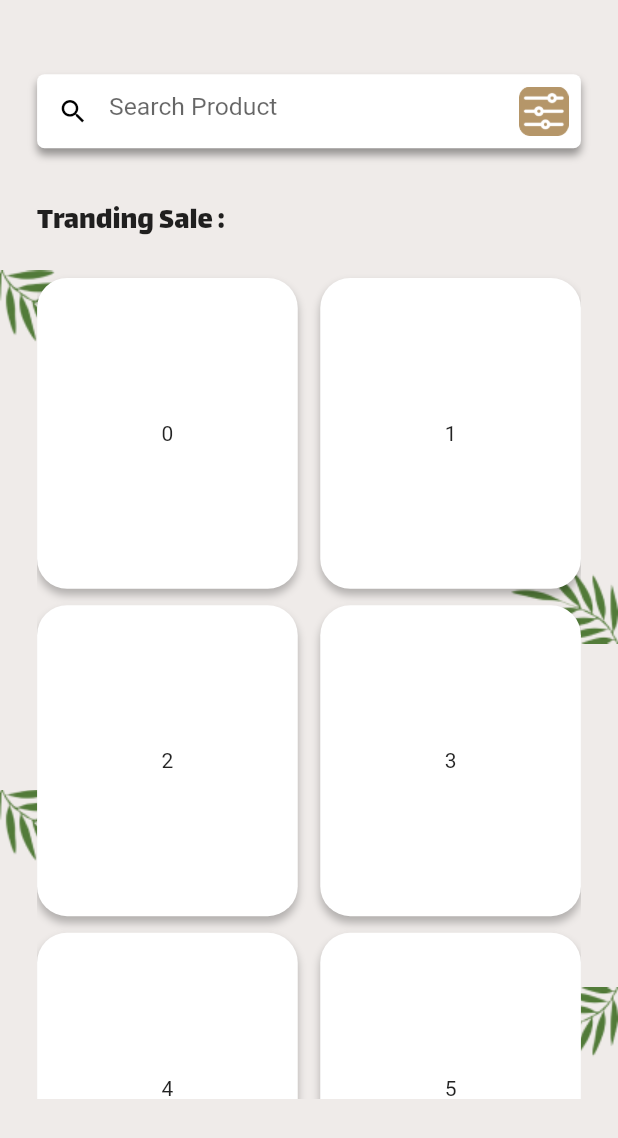
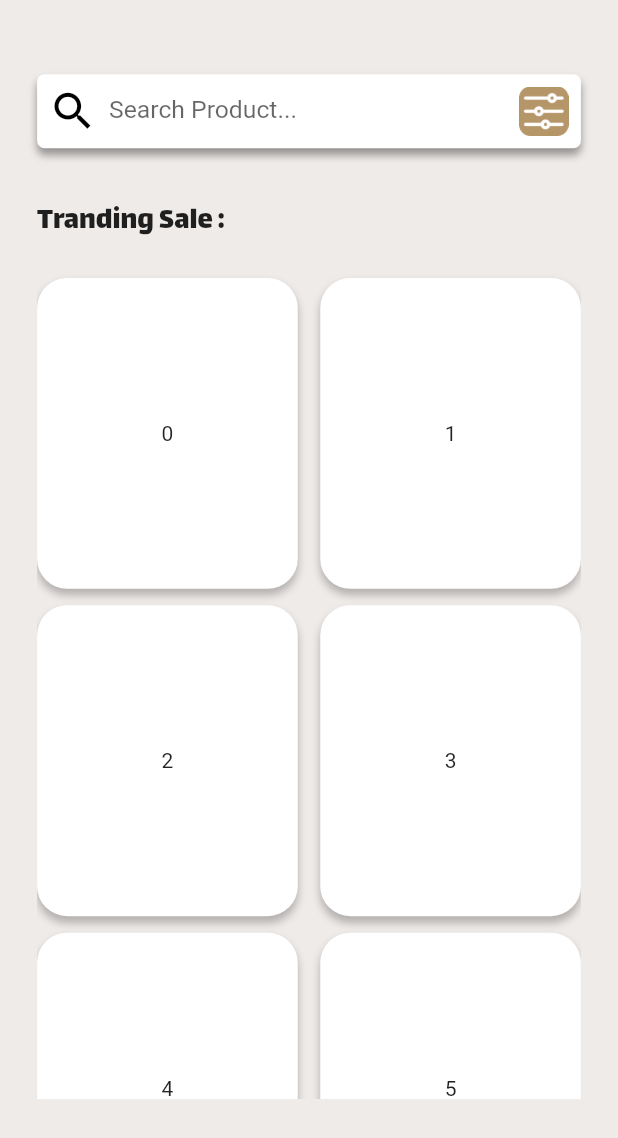
Before and after one commit to MayurDhaduk-2832/market, a Flutter app: the HomeScreen screen opened by its route, after a tap on the "keyboard control" icon, on a phone screen of 412 x 824 dp. Shown: the top 1138 px of the screen. Run offline on Flutter 3.47's test engine with Material 2 defaults, Android fonts, the phone set to English and light mode, and no system bars; our stand-ins replace animated_custom_dropdown, carousel_slider, connectivity_plus, device_preview, dio, fluttertoast and 4 more; accounts and stored records are empty.

Commit message:
- mainer chaegs in ui home page

```diff
--- a/lib/customs/custom_search_textfield.dart
+++ b/lib/customs/custom_search_textfield.dart
@@ -37,18 +37,17 @@ class SearchTextFieldCommonWidget extends StatelessWidget {
         decoration: InputDecoration(border: InputBorder.none,
             hintText: hintText ?? "",
             hintStyle: TextStyle(fontSize: width * 0.04),
-            prefixIcon:  Icon(
+            prefixIcon:   Icon(
               Icons.search,
               color: Colors.black,
-              size: width * 0.05,
+              size: height * 0.04,
             ),
             suffixIcon: Padding(
               padding:  EdgeInsets.symmetric(horizontal: width * 0.02,vertical: height * 0.01),
               child: Image.asset(
                 "assets/filterIcon.png",
-
-              ),)
-
+              ),),
+          contentPadding: EdgeInsets.symmetric(vertical: height * 0.02),
         ),
       ),
     );
--- a/lib/modules/home/view/home_page.dart
+++ b/lib/modules/home/view/home_page.dart
@@ -9,6 +9,7 @@ import 'package:get/get_core/src/get_main.dart';
 import 'package:sellproducts/AllStatic/color.dart';
 import 'package:sellproducts/constant/pref_service.dart';
 import 'package:sellproducts/constants/locals.g.dart';
+import 'package:sellproducts/customs/custom_search_textfield.dart';
 import 'package:sellproducts/modules/business/viewmodel/business_insert_viewmodel.dart';
 import 'package:sellproducts/routes/app_pages.dart';
 
@@ -41,7 +42,7 @@ class _HomeScreenState extends State<HomeScreen> {
     final height = MediaQuery.of(context).size.height;
     final width = MediaQuery.of(context).size.width;
     return Scaffold(
-      backgroundColor: LocalKeyColor.BackgroundColor,
+      backgroundColor: Colors.brown.shade50,
       resizeToAvoidBottomInset: false,
       body: SafeArea(
         child: Container(
@@ -51,7 +52,7 @@ class _HomeScreenState extends State<HomeScreen> {
           child: Padding(
             padding: EdgeInsets.only(
               top: height * 0.02),
-            child: SingleChildScrollView(
+            child: SingleChildScrollView(physics: NeverScrollableScrollPhysics(),
               child: Column(
                 crossAxisAlignment: CrossAxisAlignment.start,
                 children: [
@@ -96,56 +97,17 @@ class _HomeScreenState extends State<HomeScreen> {
                   SizedBox(
                     height: height * 0.04,
                   ),
+                  /// Search textField
                   Padding(
                     padding:  EdgeInsets.only(left:width * 0.06,right: width * 0.06),
-                    child: Container(
-                      alignment: Alignment.center,
-                      height: height * 0.06,
-                      decoration: BoxDecoration(
-                          color: Colors.white,
-                          borderRadius: BorderRadius.circular(5),
-                          boxShadow: const [
-                            BoxShadow(
-                                offset: Offset(0, 4),
-                                color: Colors.black38,
-                                blurRadius: 4)
-                          ]),
-                      child:  TextField(
-                        controller: searchController,
-                        cursorColor: Colors.black,
-                        decoration:  InputDecoration(
-                          hintText: "Search Product",
-                            focusedBorder: const OutlineInputBorder(
-                                borderSide:
-                                    BorderSide(color: Colors.transparent)),
-                            enabledBorder: const OutlineInputBorder(
-                                borderSide:
-                                    BorderSide(color: Colors.transparent)),
-                            prefixIcon: const Icon(
-                              Icons.search,
-                              color: Colors.black,
+                    child: SearchTextFieldCommonWidget(controller: searchController,hintText: "Search Product..."),
                   ),
-                          suffixIcon: Padding(
-                            padding: const EdgeInsets.all(9.0),
-                            child: SizedBox(
-                            height: height * 0.2,
-                            width: width * 0.02,
-                            child: Image.asset(
-                              "assets/filterIcon.png",
-                              fit: BoxFit.fill,
+                  SizedBox(
+                    height: height * 0.02,
                   ),
-                        ),
-                          ),),
-                      ),
-                    ),
-                  ),
-                Stack(children: [
-                  SizedBox(
-                    child: Image.asset(
-                      "assets/leftpan.png",
-                      fit: BoxFit.fill,
-                    ),
-                  ),
+              SizedBox(height: height,
+                child: SingleChildScrollView(
+                  child: Column(crossAxisAlignment: CrossAxisAlignment.start,children: [
                     CarouselSlider(
                       items: imageList
                           .map(
@@ -176,7 +138,6 @@ class _HomeScreenState extends State<HomeScreen> {
                         autoPlayInterval: const Duration(seconds: 2),
                       ),
                     ),
-                ],),
                     Row(
                         mainAxisAlignment: MainAxisAlignment.center,
                         children: imageList.map((e) {
@@ -207,15 +168,9 @@ class _HomeScreenState extends State<HomeScreen> {
                                 fontWeight: FontWeight.w400),
                           ),
                         ),
-                      Stack(
-                        children: [
-                          SizedBox(
-                            child: Image.asset(
-                              "assets/rghitpan.png",
-                              fit: BoxFit.fill,
-                            ),
-                          ),
-                          IconButton(
+                        Padding(
+                          padding:  EdgeInsets.only(right: width * 0.06),
+                          child: IconButton(
                             onPressed: () {
                               Get.toNamed(Routes.MORE_PRODUCT_VIEW);
                             },
@@ -225,7 +180,6 @@ class _HomeScreenState extends State<HomeScreen> {
                               size: width * 0.07,
                             ),
                           ),
-                        ],
                         )
                       ],
                     ),
@@ -235,29 +189,29 @@ class _HomeScreenState extends State<HomeScreen> {
                     Padding(
                       padding:  EdgeInsets.only(left:width * 0.06,right: width * 0.06),
                       child: SizedBox(
-                      height: height * 0.190,
+                        height: height * 0.163,
                         width: double.infinity,
-                      child: ListView.builder(
+                        child: ListView.builder(physics: NeverScrollableScrollPhysics(),
                           scrollDirection: Axis.horizontal,
-                        itemCount: imageList.length,
+                          itemCount: imageList.length-1,
                           itemBuilder: (context, index) {
                             return GestureDetector(
                               onTap: () {
                                 Get.toNamed(Routes.PRODUCT_VIEW);
                               },
                               child: Container(
-                              height: height * 0.160,
-                              width: width * 0.350,
-                              margin: EdgeInsets.symmetric(horizontal: 5,vertical: 5),
+                                height: height * 0.100,
+                                width: width * 0.275,
+                                margin: const EdgeInsets.symmetric(horizontal: 3,vertical: 5),
                                 decoration: BoxDecoration(
-                                image: DecorationImage(image: AssetImage(imageList[index])),
+                                  image: DecorationImage(fit: BoxFit.fill,image: AssetImage(imageList[index])),
                                   color: Colors.white,
                                   borderRadius: BorderRadius.circular(10),
                                   boxShadow:  [
                                     BoxShadow(
                                         spreadRadius: 0,
                                         // blurStyle: BlurStyle.outer,
-                                      offset: Offset(0, 4),
+                                        offset: const Offset(0, 4),
                                         color: Colors.black.withOpacity(0.25),
                                         blurRadius: 4)
                                   ],
@@ -284,38 +238,15 @@ class _HomeScreenState extends State<HomeScreen> {
                     SizedBox(
                       height: height * 0.02,
                     ),
-                  Stack(
-                    children: [
-                      Image.asset(
-                        "assets/left2.png",
-                        fit: BoxFit.fill,
-                      ),
-                      Align(alignment: Alignment.bottomRight,
-                        child: Padding(
-                          padding:  EdgeInsets.only(top: height * 0.280),
-                          child: Image.asset(
-                            "assets/right2.png",
-                            fit: BoxFit.fill,
-                          ),
-                        ),
-                      ),
-
                     Padding(
-                        padding:  EdgeInsets.only(left:width * 0.06,right: width * 0.06),
+                      padding: EdgeInsets.only(left:width * 0.06,right: width * 0.06),
                       child: SizedBox(
-                          height: height * 0.900,
+                        height: height * 0.500,
                         width: double.infinity,
-                          // child: ListView.builder(
-                          //   scrollDirection: Axis.horizontal,
-                          //   itemCount: imageList.length,
-                          //   itemBuilder: (context, index) {
-                          //     return
-                          //   },
-                          // ),
                         child: GridView.builder(
                           physics: NeverScrollableScrollPhysics(),
                           itemCount: imageList.length,
-                            gridDelegate: SliverGridDelegateWithFixedCrossAxisCount(crossAxisCount:2,mainAxisSpacing: 15,crossAxisSpacing: 5,childAspectRatio: 0.7), itemBuilder: (context, index) {
+                          gridDelegate: SliverGridDelegateWithFixedCrossAxisCount(crossAxisCount:2,mainAxisSpacing: 15,crossAxisSpacing: 5,childAspectRatio: 0.9), itemBuilder: (context, index) {
                           return GestureDetector(onTap: () {
                             Get.toNamed(Routes.PRODUCT_VIEW);
                           },
@@ -341,11 +272,127 @@ class _HomeScreenState extends State<HomeScreen> {
                       ),
                     ),
 
+                    /// regular sale
+                    // trading sale image list
+                    Row(
+                      mainAxisAlignment: MainAxisAlignment.spaceBetween,
+                      children: [
+                        Padding(
+                          padding:  EdgeInsets.only(left:width * 0.06,right: width * 0.06),
+                          child: Text(
+                            LocaleKeys.RegularSale,
+                            style: TextStyle(
+                                fontSize: width * 0.05,
+                                fontFamily: "Lalezar",
+                                fontWeight: FontWeight.w400),
+                          ),
+                        ),
+                        Padding(
+                          padding:  EdgeInsets.only(right: width * 0.06),
+                          child: IconButton(
+                            onPressed: () {
+                              Get.toNamed(Routes.MORE_PRODUCT_VIEW);
+                            },
+                            icon: Icon(
+                              Icons.more_horiz_rounded,
+                              color: Colors.black,
+                              size: width * 0.07,
+                            ),
+                          ),
+                        )
                       ],
                     ),
                     SizedBox(
-                    height: height * 0.08,
+                      height: height * 0.02,
                     ),
+                    Padding(
+                      padding:  EdgeInsets.only(left:width * 0.06,right: width * 0.06),
+                      child: SizedBox(
+                        height: height * 0.163,
+                        width: double.infinity,
+                        child: ListView.builder(physics: NeverScrollableScrollPhysics(),
+                          scrollDirection: Axis.horizontal,
+                          itemCount: imageList.length-1,
+                          itemBuilder: (context, index) {
+                            return GestureDetector(
+                              onTap: () {
+                                Get.toNamed(Routes.PRODUCT_VIEW);
+                              },
+                              child: Container(
+                                height: height * 0.100,
+                                width: width * 0.275,
+                                margin: const EdgeInsets.symmetric(horizontal: 3,vertical: 5),
+                                decoration: BoxDecoration(
+                                  image: DecorationImage(fit: BoxFit.fill,image: AssetImage(imageList[index])),
+                                  color: Colors.white,
+                                  borderRadius: BorderRadius.circular(10),
+                                  boxShadow:  [
+                                    BoxShadow(
+                                        spreadRadius: 0,
+                                        // blurStyle: BlurStyle.outer,
+                                        offset: const Offset(0, 4),
+                                        color: Colors.black.withOpacity(0.25),
+                                        blurRadius: 4)
+                                  ],
+                                ),
+                              ),
+                            );
+                          },
+                        ),
+                      ),
+                    ),
+                    SizedBox(
+                      height: height * 0.04,
+                    ),
+                    Padding(
+                      padding:  EdgeInsets.only(left:width * 0.06,right: width * 0.06),
+                      child: Text(
+                        LocaleKeys.RegularSale,
+                        style: TextStyle(
+                            fontSize: width * 0.05,
+                            fontFamily: "Lalezar",
+                            fontWeight: FontWeight.w400),
+                      ),
+                    ),
+                    SizedBox(
+                      height: height * 0.02,
+                    ),
+                    Padding(
+                      padding: EdgeInsets.only(left:width * 0.06,right: width * 0.06),
+                      child: SizedBox(
+                        height: height * 0.900,
+                        width: double.infinity,
+                        child: GridView.builder(
+                          physics: NeverScrollableScrollPhysics(),
+                          itemCount: imageList.length,
+                          gridDelegate: SliverGridDelegateWithFixedCrossAxisCount(crossAxisCount:2,mainAxisSpacing: 15,crossAxisSpacing: 5,childAspectRatio: 0.9), itemBuilder: (context, index) {
+                          return GestureDetector(onTap: () {
+                            Get.toNamed(Routes.PRODUCT_VIEW);
+                          },
+                            child: Container(
+                              width: width * 0.450,
+                              // margin: EdgeInsets.symmetric(horizontal: 5,vertical: 20),
+                              decoration: BoxDecoration(
+                                image: DecorationImage(image: AssetImage(imageList[index])),
+                                color: Colors.white,
+                                borderRadius: BorderRadius.circular(10),
+                                boxShadow:  [
+                                  BoxShadow(
+                                      spreadRadius: 0,
+                                      // blurStyle: BlurStyle.outer,
+                                      offset: Offset(0, 4),
+                                      color: Colors.black.withOpacity(0.25),
+                                      blurRadius: 4)
+                                ],
+                              ),
+                            ),
+                          );
+                        },),
+                      ),
+                    ),
+                  ],),
+                ),
+              )
                 ],
               ),
             ),
--- a/lib/modules/more_product/view/more_products_page.dart
+++ b/lib/modules/more_product/view/more_products_page.dart
@@ -37,7 +37,7 @@ class _MoreProductsScreenState extends State<MoreProductsScreen> {
     final height = MediaQuery.of(context).size.height;
     final width = MediaQuery.of(context).size.width;
     return Scaffold(
-      backgroundColor:   Colors.brown.shade50,
+      backgroundColor:Colors.brown.shade50,
       resizeToAvoidBottomInset: false,
       body: SafeArea(
         child: Container(
@@ -46,6 +46,7 @@ class _MoreProductsScreenState extends State<MoreProductsScreen> {
           color:   Colors.brown.shade50,
           child: Padding(
             padding: EdgeInsets.only(top: height * 0.02),
+            child: SingleChildScrollView(physics: NeverScrollableScrollPhysics(),
               child: Column(
                 crossAxisAlignment: CrossAxisAlignment.start,
                 children: [
@@ -55,7 +56,7 @@ class _MoreProductsScreenState extends State<MoreProductsScreen> {
                   Padding(
                     padding:
                         EdgeInsets.only(left: width * 0.06, right: width * 0.06),
-                  child:SearchTextFieldCommonWidget(controller: searchController,hintText: "Search Product"),
+                    child:SearchTextFieldCommonWidget(controller: searchController,hintText: "Search Product..."),
                   ),
                   SizedBox(
                     height: height * 0.04,
@@ -72,45 +73,12 @@ class _MoreProductsScreenState extends State<MoreProductsScreen> {
                     ),
                   ),
                   SizedBox(
-                  height: height * 0.7,
+                    height: height,
                     child: SingleChildScrollView(
                       child: Column(
                         children: [
                           SizedBox(
                             height: height * 0.02,
-                        ),
-                        Stack(
-                          children: [
-                            Image.asset(
-                              "assets/left2.png",
-                              fit: BoxFit.fill,
-                            ),
-                            Align(
-                              alignment: Alignment.bottomRight,
-                              child: Padding(
-                                padding: EdgeInsets.only(top: height * 0.240),
-                                child: Image.asset(
-                                  "assets/rghitpan.png",
-                                  fit: BoxFit.fill,
-                                ),
-                              ),
-                            ),
-                            Padding(
-                              padding: EdgeInsets.only(top: height * 0.420),
-                              child: Image.asset(
-                                "assets/left2.png",
-                                fit: BoxFit.fill,
-                              ),
-                            ),
-                            Align(
-                              alignment: Alignment.bottomRight,
-                              child: Padding(
-                                padding: EdgeInsets.only(top: height * 0.580),
-                                child: Image.asset(
-                                  "assets/right2.png",
-                                  fit: BoxFit.fill,
-                                ),
-                              ),
                           ),
                           Padding(
                             padding: EdgeInsets.only(
@@ -159,8 +127,6 @@ class _MoreProductsScreenState extends State<MoreProductsScreen> {
                               ),
                             ),
                           ),
-                          ],
-                        ),
                           SizedBox(
                             height: height * 0.08,
                           ),
@@ -173,6 +139,7 @@ class _MoreProductsScreenState extends State<MoreProductsScreen> {
             ),
           ),
         ),
+      ),
     );
   }
 }
```
Also changed, not shown: lib/modules/product/view/product_view.dart (+19 -38 lines), lib/constants/locals.g.dart, 3 other files. Lines whose indentation alone changed are shown as unchanged.
